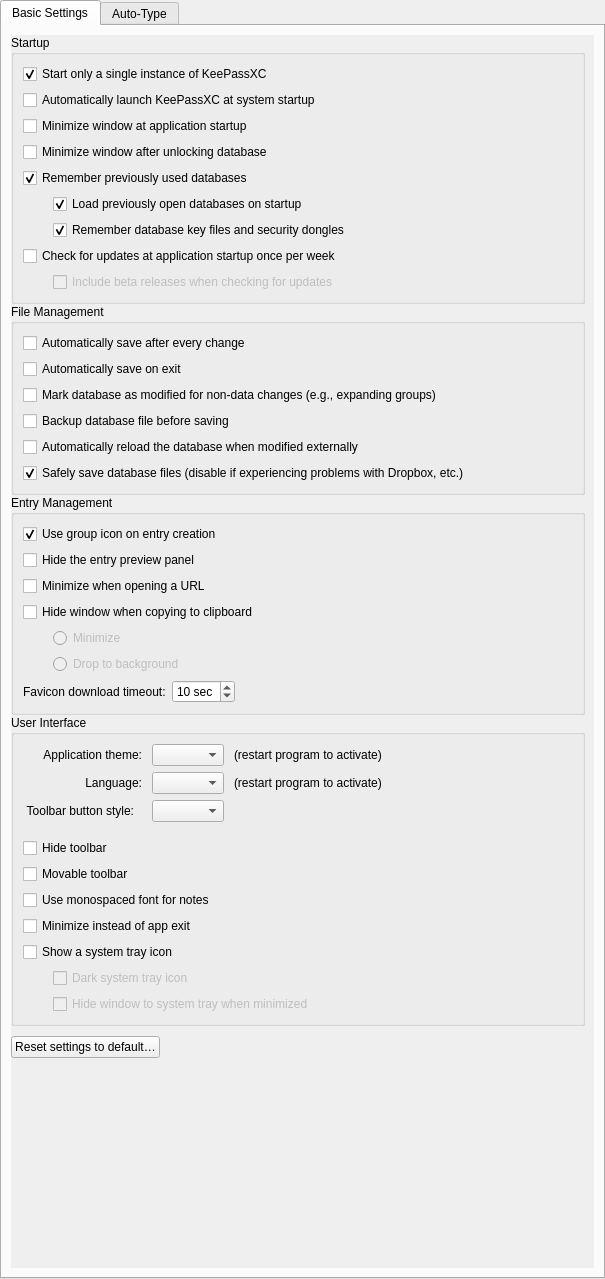
keepassxreboot/keepassxc, file src/gui/ApplicationSettingsWidgetGeneral.ui: the form before one commit.
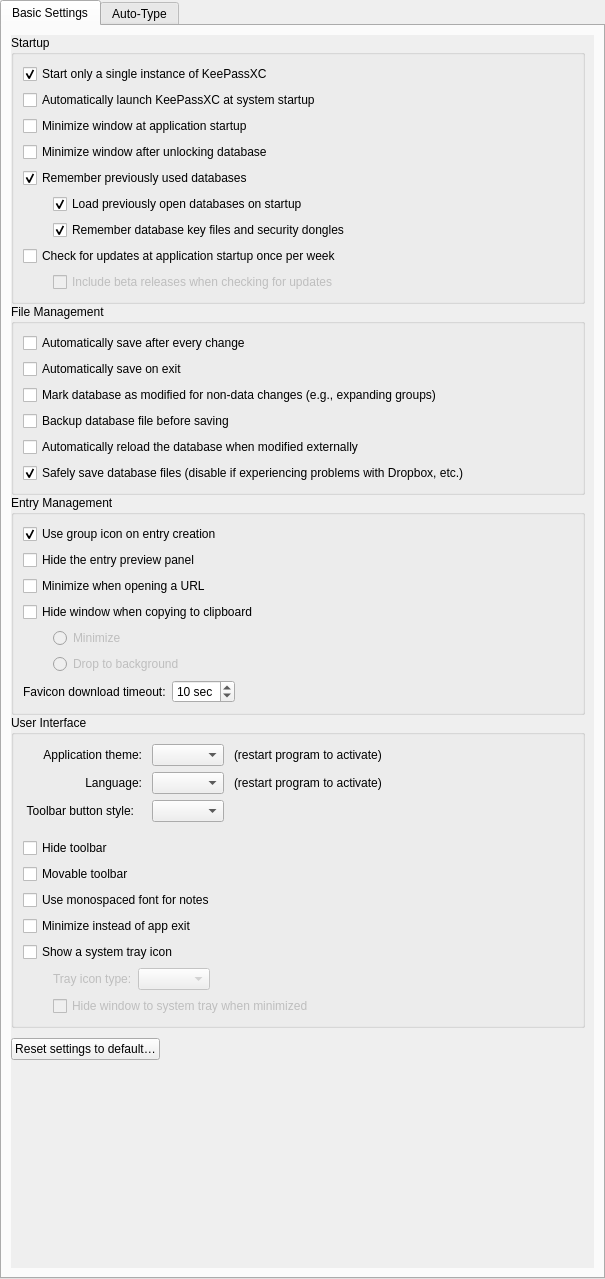
The form after the commit. Custom widgets are drawn as their Qt base class.

Commit message: Add option for monochrome tray icon

The edit to the form file:
```diff
--- a/src/gui/ApplicationSettingsWidgetGeneral.ui
+++ b/src/gui/ApplicationSettingsWidgetGeneral.ui
@@ -646,14 +646,14 @@
                </widget>
               </item>
               <item>
-               <layout class="QHBoxLayout" name="horizontalLayout_4">
-                <property name="spacing">
-                 <number>0</number>
-                </property>
+               <layout class="QGridLayout" name="gridLayout_2">
                 <property name="sizeConstraint">
                  <enum>QLayout::SetMaximumSize</enum>
                 </property>
-                <item>
+                <property name="spacing">
+                 <number>0</number>
+                </property>
+                <item row="0" column="0">
                  <spacer name="horizontalSpacer_3">
                   <property name="orientation">
                    <enum>Qt::Horizontal</enum>
@@ -669,16 +669,61 @@
                   </property>
                  </spacer>
                 </item>
-                <item>
-                 <widget class="QCheckBox" name="systrayDarkIconCheckBox">
+                <item row="0" column="3">
+                 <widget class="QComboBox" name="trayIconAppearance">
+                  <property name="enabled">
+                   <bool>false</bool>
+                  </property>
+                  <property name="sizePolicy">
+                   <sizepolicy hsizetype="Minimum" vsizetype="Fixed">
+                    <horstretch>0</horstretch>
+                    <verstretch>0</verstretch>
+                   </sizepolicy>
+                  </property>
+                 </widget>
+                </item>
+                <item row="0" column="1">
+                 <widget class="QLabel" name="trayIconAppearanceLabel">
                   <property name="enabled">
                    <bool>false</bool>
                   </property>
                   <property name="text">
-                   <string>Dark system tray icon</string>
+                   <string>Tray icon type:</string>
+                  </property>
+                  <property name="buddy">
+                   <cstring>trayIconAppearance</cstring>
                   </property>
                  </widget>
                 </item>
+                <item row="0" column="4">
+                 <spacer name="horizontalSpacer_4">
+                  <property name="orientation">
+                   <enum>Qt::Horizontal</enum>
+                  </property>
+                  <property name="sizeHint" stdset="0">
+                   <size>
+                    <width>40</width>
+                    <height>20</height>
+                   </size>
+                  </property>
+                 </spacer>
+                </item>
+                <item row="0" column="2">
+                 <spacer name="verticalSpacer_6">
+                  <property name="orientation">
+                   <enum>Qt::Horizontal</enum>
+                  </property>
+                  <property name="sizeType">
+                   <enum>QSizePolicy::Fixed</enum>
+                  </property>
+                  <property name="sizeHint" stdset="0">
+                   <size>
+                    <width>6</width>
+                    <height>0</height>
+                   </size>
+                  </property>
+                 </spacer>
+                </item>
                </layout>
               </item>
               <item>
```
Left out of the diff: 22 changed lines with no effect on the pictures. The commit also changes 17 other files.
